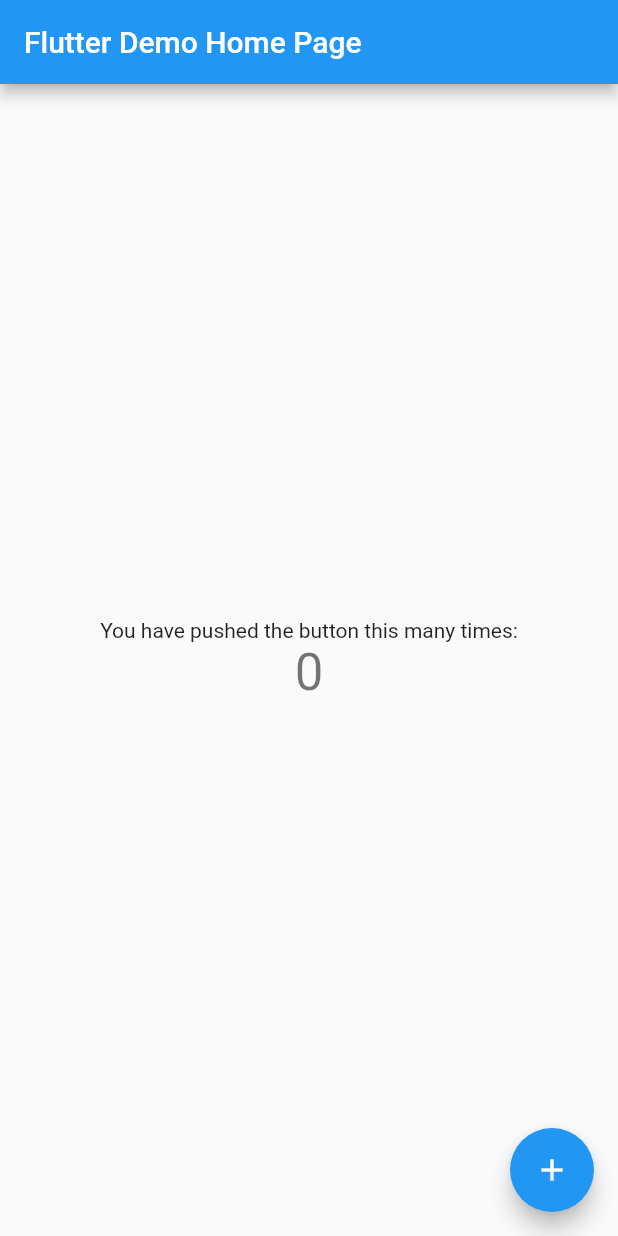
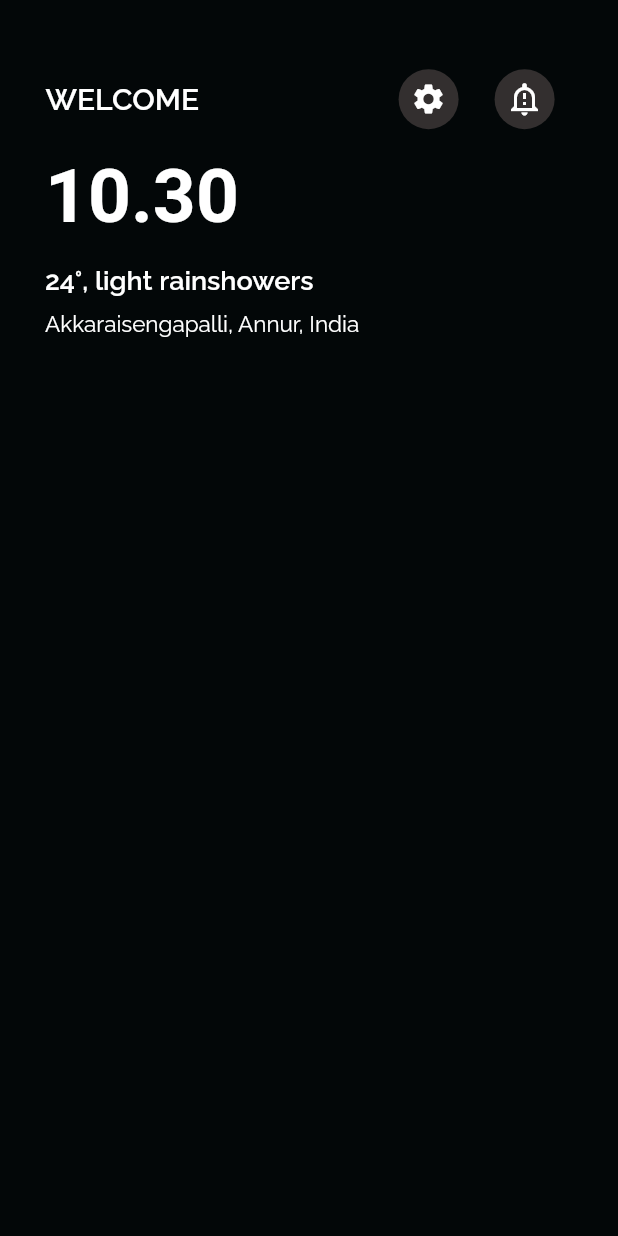
Before and after one commit to Sumithra-Sudhakar/cluck, a Flutter app: the screen it shows after launch, on a phone screen of 412 x 824 dp. Run offline on Flutter 3.47's test engine with Material 2 defaults, Android fonts, the phone set to English and light mode, and no system bars; our stand-ins replace google_fonts.

Commit message:
homepage started

```diff
--- a/lib/main.dart
+++ b/lib/main.dart
@@ -1,5 +1,6 @@
+import 'package:cluck/screens/homescreen.dart';
 import 'package:flutter/material.dart';
-
+import 'package:cluck/utils/colors.dart' as colors;
 void main() {
   runApp(const MyApp());
 }
@@ -11,105 +12,13 @@
   @override
   Widget build(BuildContext context) {
     return MaterialApp(
-      title: 'Flutter Demo',
+      debugShowCheckedModeBanner: false,
+      title: 'Cluck-Cluck',
       theme: ThemeData(
-        // This is the theme of your application.
-        //
-        // Try running your application with "flutter run". You'll see the
-        // application has a blue toolbar. Then, without quitting the app, try
-        // changing the primarySwatch below to Colors.green and then invoke
-        // "hot reload" (press "r" in the console where you ran "flutter run",
-        // or simply save your changes to "hot reload" in a Flutter IDE).
-        // Notice that the counter didn't reset back to zero; the application
-        // is not restarted.
-        primarySwatch: Colors.blue,
+
+
       ),
-      home: const MyHomePage(title: 'Flutter Demo Home Page'),
+      home: const HomePage(),
     );
   }
 }
-
-class MyHomePage extends StatefulWidget {
-  const MyHomePage({Key? key, required this.title}) : super(key: key);
-
-  // This widget is the home page of your application. It is stateful, meaning
-  // that it has a State object (defined below) that contains fields that affect
-  // how it looks.
-
-  // This class is the configuration for the state. It holds the values (in this
-  // case the title) provided by the parent (in this case the App widget) and
-  // used by the build method of the State. Fields in a Widget subclass are
-  // always marked "final".
-
-  final String title;
-
-  @override
-  State<MyHomePage> createState() => _MyHomePageState();
-}
-
-class _MyHomePageState extends State<MyHomePage> {
-  int _counter = 0;
-
-  void _incrementCounter() {
-    setState(() {
-      // This call to setState tells the Flutter framework that something has
-      // changed in this State, which causes it to rerun the build method below
-      // so that the display can reflect the updated values. If we changed
-      // _counter without calling setState(), then the build method would not be
-      // called again, and so nothing would appear to happen.
-      _counter++;
-    });
-  }
-
-  @override
-  Widget build(BuildContext context) {
-    // This method is rerun every time setState is called, for instance as done
-    // by the _incrementCounter method above.
-    //
-    // The Flutter framework has been optimized to make rerunning build methods
-    // fast, so that you can just rebuild anything that needs updating rather
-    // than having to individually change instances of widgets.
-    return Scaffold(
-      appBar: AppBar(
-        // Here we take the value from the MyHomePage object that was created by
-        // the App.build method, and use it to set our appbar title.
-        title: Text(widget.title),
-      ),
-      body: Center(
-        // Center is a layout widget. It takes a single child and positions it
-        // in the middle of the parent.
-        child: Column(
-          // Column is also a layout widget. It takes a list of children and
-          // arranges them vertically. By default, it sizes itself to fit its
-          // children horizontally, and tries to be as tall as its parent.
-          //
-          // Invoke "debug painting" (press "p" in the console, choose the
-          // "Toggle Debug Paint" action from the Flutter Inspector in Android
-          // Studio, or the "Toggle Debug Paint" command in Visual Studio Code)
-          // to see the wireframe for each widget.
-          //
-          // Column has various properties to control how it sizes itself and
-          // how it positions its children. Here we use mainAxisAlignment to
-          // center the children vertically; the main axis here is the vertical
-          // axis because Columns are vertical (the cross axis would be
-          // horizontal).
-          mainAxisAlignment: MainAxisAlignment.center,
-          children: <Widget>[
-            const Text(
-              'You have pushed the button this many times:',
-            ),
-            Text(
-              '$_counter',
-              style: Theme.of(context).textTheme.headline4,
-            ),
-          ],
-        ),
-      ),
-      floatingActionButton: FloatingActionButton(
-        onPressed: _incrementCounter,
-        tooltip: 'Increment',
-        child: const Icon(Icons.add),
-      ), // This trailing comma makes auto-formatting nicer for build methods.
-    );
-  }
-}
--- /dev/null
+++ b/lib/screens/homescreen.dart
@@ -0,0 +1,105 @@
+import 'package:cluck/widgets/custom_sliver_widget.dart';
+import 'package:flutter/material.dart';
+import 'package:google_fonts/google_fonts.dart';
+import 'package:cluck/utils/colors.dart' as colors;
+
+class HomePage extends StatefulWidget {
+  const HomePage({Key? key}) : super(key: key);
+
+  @override
+  State<HomePage> createState() => _HomePageState();
+}
+
+class _HomePageState extends State<HomePage> {
+  @override
+  Widget build(BuildContext context) {
+    DateTime now = DateTime.now();
+
+    return Scaffold(
+      backgroundColor: colors.scaffoldcolor,
+      body: CustomSliverView(
+        columnList: [
+          SizedBox(
+            height: 30,
+          ),
+          Expanded(
+            child: Row(
+              children: [
+                Spacer(),
+                Text(
+                  "WELCOME",
+                  style: GoogleFonts.raleway(
+                      color: colors.primarytextcolor,
+                      fontWeight: FontWeight.w600,
+                      fontSize: 20),
+                ),
+                Spacer(
+                  flex: 4,
+                ),
+                TextButton(
+                  style: TextButton.styleFrom(
+                    backgroundColor: colors.iconbg,
+                    shape: CircleBorder(),
+                  ),
+                  child: Icon(Icons.settings, color: colors.primarytextcolor),
+                  onPressed: () {},
+                ),
+                TextButton(
+                  style: TextButton.styleFrom(
+                    backgroundColor: colors.iconbg,
+                    shape: CircleBorder(),
+                  ),
+                  child: Icon(Icons.notification_important_outlined,
+                      color: colors.primarytextcolor),
+                  onPressed: () {},
+                ),
+                Spacer()
+              ],
+            ),
+          ),
+          Expanded(
+            flex: 2,
+            child: Padding(
+              padding: const EdgeInsets.only(left: 30),
+              child: Column(
+                crossAxisAlignment: CrossAxisAlignment.stretch,
+                children: [
+
+                  Text(
+                    "${now.hour}.${now.minute}",
+                    style: TextStyle(
+                        fontFamily: '.SF Pro Text',
+                        fontSize: 50,
+                        fontWeight: FontWeight.bold,
+                        color: colors.primarytextcolor),
+                  ),
+                  SizedBox(
+                    height: 15,
+                  ),
+                  Text(
+                    "24°, light rainshowers",
+                    style: GoogleFonts.raleway(
+                        fontWeight: FontWeight.w600,
+                        fontSize: 18,
+                        color: colors.primarytextcolor),
+                  ),
+                  SizedBox(
+                    height: 10,
+                  ),
+                  Text(
+                    "Akkaraisengapalli, Annur, India",
+                    style: GoogleFonts.raleway(
+                        fontWeight: FontWeight.w400,
+                        fontSize: 15,
+                        color: colors.primarytextcolor),
+                  )
+                ],
+              ),
+            ),
+          ),
+          Expanded(flex: 8, child: Text(""))
+        ],
+      ),
+    );
+  }
+}
--- /dev/null
+++ b/lib/widgets/custom_sliver_widget.dart
@@ -0,0 +1,21 @@
+import 'package:flutter/material.dart';
+
+class CustomSliverView extends StatelessWidget {
+  const CustomSliverView({Key? key, required this.columnList})
+      : super(key: key);
+  final List<Widget> columnList;
+
+  @override
+  Widget build(BuildContext context) {
+    return CustomScrollView(
+      slivers: [
+        SliverFillRemaining(
+          hasScrollBody: false,
+          child: Column(
+            children: columnList,
+          ),
+        ),
+      ],
+    );
+  }
+}
```
